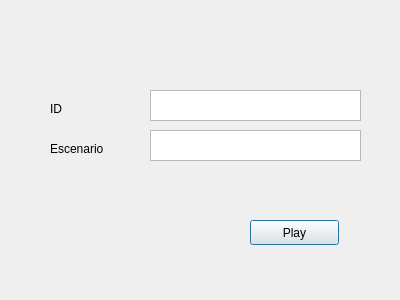
The window that src/client/lobby/new_game_dialog.ui (RafaWuu/Worms) describes before a commit, drawn with Qt 5.
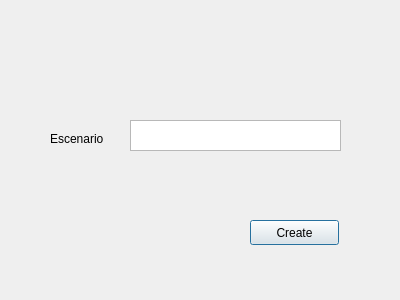
The same window after the commit.

```diff
--- a/src/client/lobby/new_game_dialog.ui
+++ b/src/client/lobby/new_game_dialog.ui
@@ -17,7 +17,7 @@
    <property name="geometry">
     <rect>
      <x>50</x>
-     <y>140</y>
+     <y>130</y>
      <width>67</width>
      <height>17</height>
     </rect>
@@ -29,8 +29,8 @@
   <widget class="QTextEdit" name="nom_escenario">
    <property name="geometry">
     <rect>
-     <x>150</x>
-     <y>130</y>
+     <x>130</x>
+     <y>120</y>
      <width>211</width>
      <height>31</height>
     </rect>
@@ -40,9 +40,9 @@
    <property name="geometry">
     <rect>
      <x>60</x>
-     <y>180</y>
+     <y>166</y>
      <width>281</width>
-     <height>17</height>
+     <height>31</height>
     </rect>
    </property>
    <property name="text">
@@ -59,30 +59,7 @@
     </rect>
    </property>
    <property name="text">
-    <string>Play</string>
-   </property>
-  </widget>
-  <widget class="QTextEdit" name="id_partida">
-   <property name="geometry">
-    <rect>
-     <x>150</x>
-     <y>90</y>
-     <width>211</width>
-     <height>31</height>
-    </rect>
-   </property>
-  </widget>
-  <widget class="QLabel" name="label_id">
-   <property name="geometry">
-    <rect>
-     <x>50</x>
-     <y>100</y>
-     <width>67</width>
-     <height>17</height>
-    </rect>
-   </property>
-   <property name="text">
-    <string>ID</string>
+    <string>Create</string>
    </property>
   </widget>
  </widget>
```
